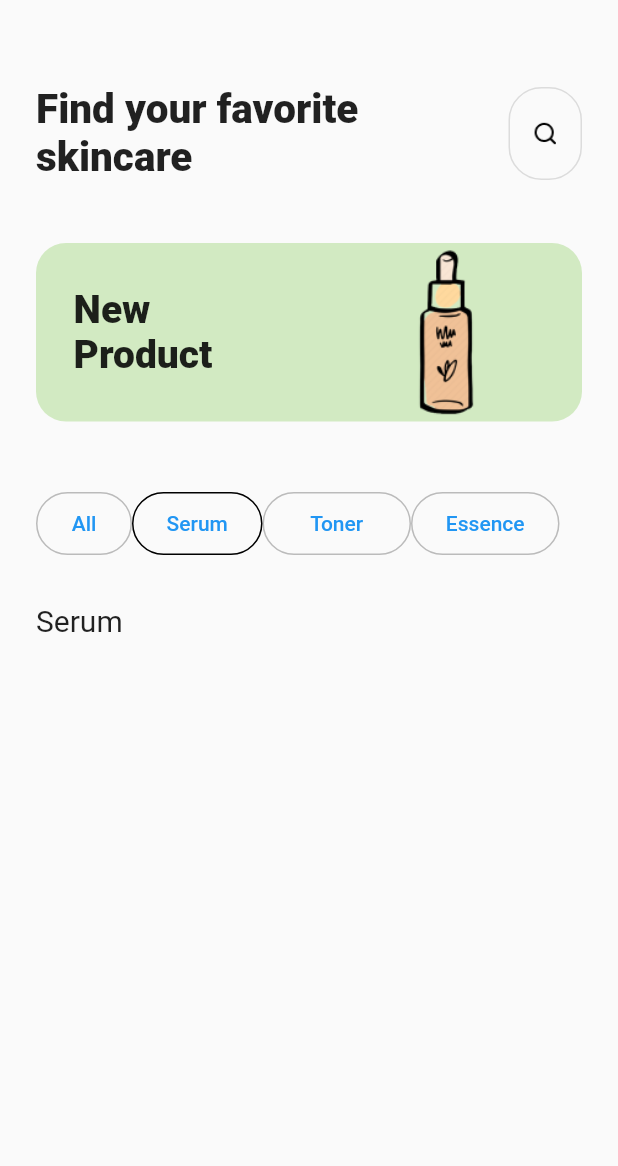
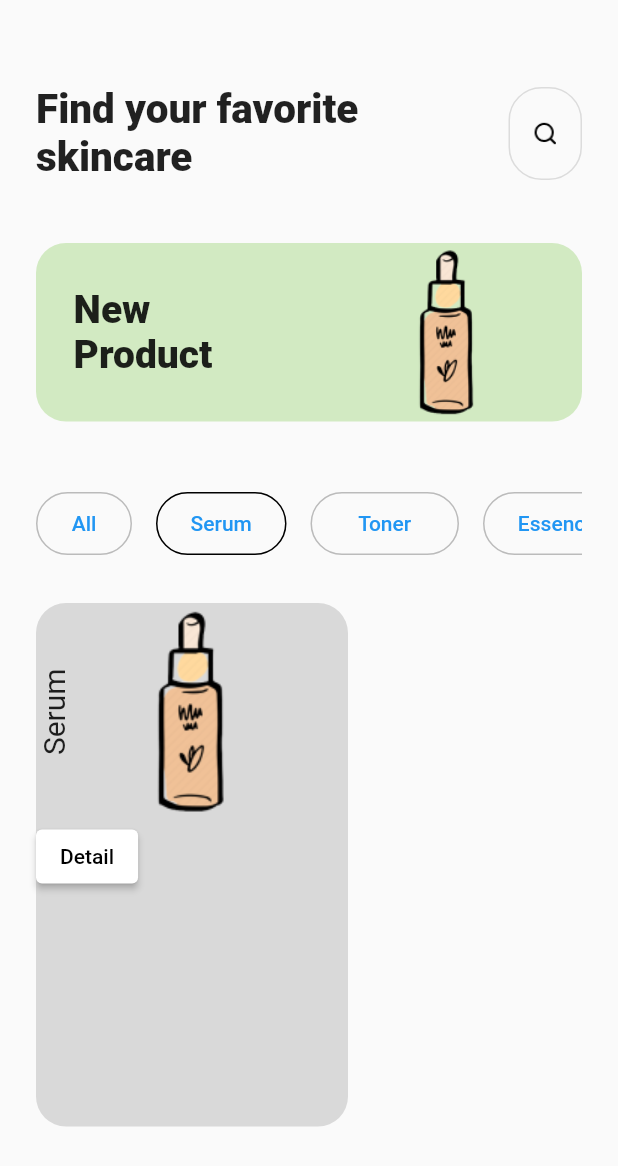
Before and after one commit to Kelompok-PAPB-GlowSkin/flutter_glowskin, a Flutter app: the HomePage screen opened directly, on a phone screen of 412 x 824 dp. Shown: the top 1166 px of the screen. Run offline on Flutter 3.47's test engine with Material 2 defaults, Android fonts, the phone set to English and light mode, and no system bars; our stand-ins replace get.

Commit message:
update Home Page

```diff
--- a/lib/users/homepage.dart
+++ b/lib/users/homepage.dart
@@ -69,9 +69,13 @@ class _HomePageState extends State<HomePage> {
                 ),
               ),
               SizedBox(height: 44),
-              Row(
+              Container(
+                child: SingleChildScrollView(
+                  scrollDirection: Axis.horizontal,
+                  child: Row(
                     children: [
                       Container(
+                        margin: const EdgeInsets.only(right: 16),
                         child: OutlinedButton(
                           onPressed: () {},
                           child: Text('All'),
@@ -89,6 +93,7 @@ class _HomePageState extends State<HomePage> {
                         ),
                       ),
                       Container(
+                        margin: const EdgeInsets.only(right: 16),
                         child: OutlinedButton(
                           onPressed: () {},
                           child: Text('Serum'),
@@ -106,6 +111,7 @@ class _HomePageState extends State<HomePage> {
                         ),
                       ),
                       Container(
+                        margin: const EdgeInsets.only(right: 16),
                         child: OutlinedButton(
                           onPressed: () {},
                           child: Text('Toner'),
@@ -123,6 +129,7 @@ class _HomePageState extends State<HomePage> {
                         ),
                       ),
                       Container(
+                        margin: const EdgeInsets.only(right: 16),
                         child: OutlinedButton(
                           onPressed: () {},
                           child: Text('Essence'),
@@ -141,23 +148,57 @@ class _HomePageState extends State<HomePage> {
                       ),
                     ],
                   ),
+                ),
+              ),
               SizedBox(height: 29),
               Container(
                 child: Row(
                   children: [
                     Container(
-                      child: Row(
+                        width: 208,
+                        height: 349,
+                        decoration: BoxDecoration(
+                            color: Color(0xFFD9D9D9),
+                            borderRadius: BorderRadius.circular(20)),
+                        child: Column(
                           children: [
-                          Text(
+                            Row(
+                              children: [
+                                RotatedBox(
+                                  quarterTurns: -45,
+                                  child: Text(
                                     'Serum',
                                     style: TextStyle(fontSize: 20),
+                                  ),
+                                ),
+                                Image.asset(
+                                  'assets/product.png',
+                                  fit: BoxFit.cover,
+                                  alignment: new Alignment(-4.0, -1.0),
+                                ),
+                              ],
+                            ),
+                            Row(
+                              children: [
+                                ElevatedButton(
+                                  onPressed: () {},
+                                  child: Text(
+                                    'Detail',
+                                    style: TextStyle(
+                                      color: Colors.black,
+                                    ),
+                                  ),
+                                  style: ElevatedButton.styleFrom(
+                                      backgroundColor: Colors.white),
                                 )
                               ],
-                      ),
                             )
                           ],
+                        ))
+                  ],
                 ),
-              )
+              ),
+              SizedBox(height: 26)
             ],
           )),
     );
```
Lines whose indentation alone changed are shown as unchanged.
